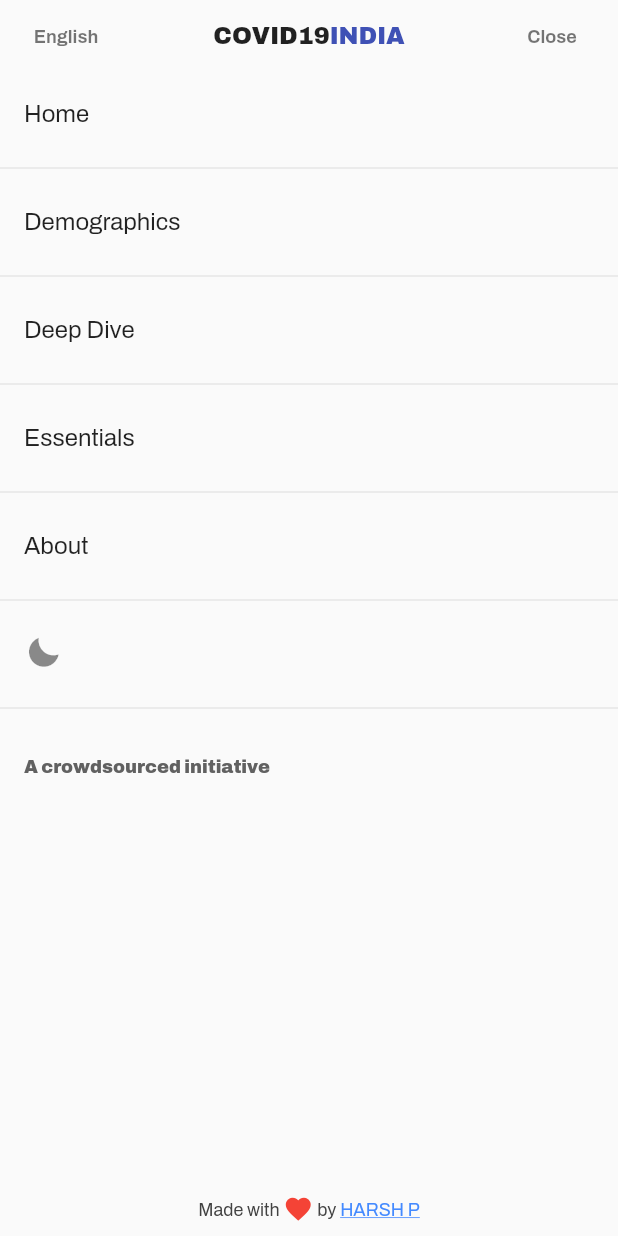
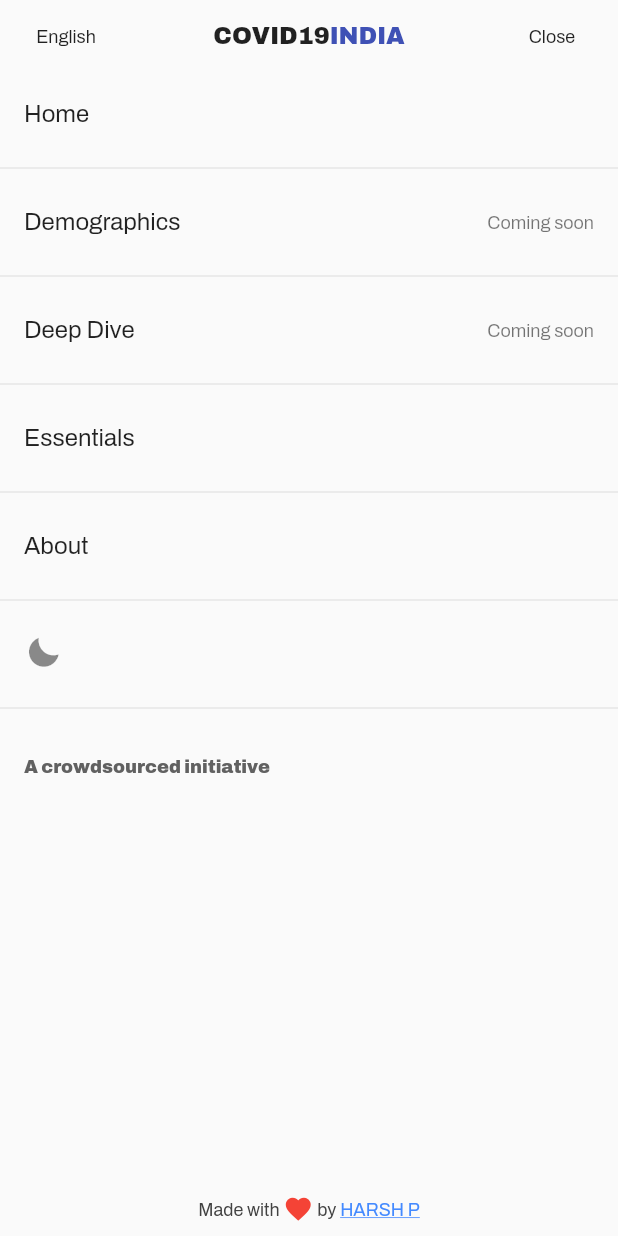
Before and after one commit to pharshdev/covid19india, a Flutter app: the screen it shows after launch, after a tap on "Menu", on a phone screen of 412 x 824 dp. Run offline on Flutter 3.47's test engine with Material 2 defaults, Android fonts, the phone set to English and light mode, and no system bars; our stand-ins replace bloc, bot_toast, dynamic_theme, equatable, flutter_bloc, google_fonts and 1 more; missing offline and left inert: floating_search_bar; network calls fail.

Commit message:
auto data updater

```diff
--- /dev/null
+++ b/lib/repo/api_client.dart
@@ -0,0 +1,19 @@
+import 'package:covid19india/models/national_data.dart';
+import 'package:http/http.dart' as http;
+
+class ApiClient {
+  final httpClient = http.Client();
+
+  Future<dynamic> fetchNationalData() async {
+    try {
+      final response = await http.get('https://api.covid19india.org/data.json');
+
+      if (response.statusCode != 200)
+        return Future.error(response.body);
+      else
+        return nationalDataFromJson(response.body);
+    } catch (e) {
+      return Future.value(e.toString());
+    }
+  }
+}
--- a/lib/repo/repo.dart
+++ b/lib/repo/repo.dart
@@ -1,13 +1,14 @@
-import 'package:covid19india/models/national_data.dart';
 import 'package:shared_preferences/shared_preferences.dart';
 
-import 'data_store.dart';
+import 'api_client.dart';
 
 class Repo {
+  final ApiClient apiClient = ApiClient();
   SharedPreferences userPrefs;
 
   Future<void> loadPrefs() async {
     userPrefs = await SharedPreferences.getInstance();
+    return;
   }
 
   void switchNightMode() async {
@@ -19,6 +20,6 @@ class Repo {
   }
 
   Future<dynamic> getNationalData() {
-    return Future.value(nationalDataFromJson(nationalData));
+    return apiClient.fetchNationalData();
   }
 }
--- a/lib/screens/homescreen.dart
+++ b/lib/screens/homescreen.dart
@@ -1,3 +1,5 @@
+import 'dart:async';
+
 import 'package:bot_toast/bot_toast.dart';
 import 'package:covid19india/blocs/cloud_bloc.dart';
 import 'package:covid19india/models/national_data.dart';
@@ -12,7 +14,8 @@ class HomeScreen extends StatefulWidget {
   _HomeScreenState createState() => _HomeScreenState();
 }
 
-class _HomeScreenState extends State<HomeScreen> {
+class _HomeScreenState extends State<HomeScreen> with WidgetsBindingObserver {
+  Timer _dataFetchTimer;
   NationalData _nationalData;
   final formatter = NumberFormat("#,##,###");
 
@@ -20,6 +23,26 @@ class _HomeScreenState extends State<HomeScreen> {
   void initState() {
     super.initState();
     BlocProvider.of<CloudBloc>(context).add(FetchNationalData());
+    // Auto update every 10 sec
+    _dataFetchTimer = Timer.periodic(Duration(seconds: 10),
+        (_) => BlocProvider.of<CloudBloc>(context).add(FetchNationalData()));
+  }
+
+  @override
+  void didChangeAppLifecycleState(AppLifecycleState state) async {
+    if (state == AppLifecycleState.inactive)
+      _dataFetchTimer?.cancel();
+    else if (state == AppLifecycleState.resumed) {
+      _dataFetchTimer?.cancel();
+      _dataFetchTimer = Timer.periodic(Duration(seconds: 10),
+          (_) => BlocProvider.of<CloudBloc>(context).add(FetchNationalData()));
+    }
+  }
+
+  @override
+  void dispose() {
+    _dataFetchTimer?.cancel();
+    super.dispose();
   }
 
   @override
@@ -61,14 +84,15 @@ class _HomeScreenState extends State<HomeScreen> {
                       Row(
                         mainAxisAlignment: MainAxisAlignment.center,
                         children: [
-                          Text('27 May, 10:12 AM IST',
+                          Text(_nationalData.statewise.first.lastupdatedtime,
                               style: Theme.of(context)
                                   .textTheme
                                   .caption
                                   .copyWith(fontWeight: FontWeight.bold)),
                           IconButton(
                               icon: Icon(Icons.notifications_none, size: 15.0),
-                              onPressed: () {})
+                              onPressed: () =>
+                                  BotToast.showText(text: 'Coming soon!'))
                         ],
                       ),
                       SizedBox(height: 16.0),
@@ -205,8 +229,8 @@ class _HomeScreenState extends State<HomeScreen> {
                                 style: Theme.of(context)
                                     .textTheme
                                     .caption
-                                    .apply(
-                                        color: Colors.black,
+                                    .copyWith(
+                                        fontWeight: FontWeight.bold,
                                         decorationStyle:
                                             TextDecorationStyle.dashed)),
                           ]))),
--- a/lib/screens/menuscreen.dart
+++ b/lib/screens/menuscreen.dart
@@ -9,6 +9,8 @@ import 'package:covid19india/widgets/screen.dart';
 import 'package:dynamic_theme/dynamic_theme.dart';
 import 'package:flutter/material.dart';
 import 'package:flutter_bloc/flutter_bloc.dart';
+
+import 'homescreen.dart';
 
 class MenuScreen extends StatelessWidget {
   @override
@@ -24,15 +26,20 @@ class MenuScreen extends StatelessWidget {
           ListTile(
               title: Text('Home'),
               onTap: () {
-                Navigator.pop(context);
+                Navigator.pushReplacement(context,
+                    MaterialPageRoute(builder: (context) => HomeScreen()));
               }),
           Divider(),
           ListTile(
               title: Text('Demographics'),
+              trailing: Text('Coming soon',
+                  style: Theme.of(context).textTheme.caption),
               onTap: () => BotToast.showText(text: 'Coming soon!')),
           Divider(),
           ListTile(
               title: Text('Deep Dive'),
+              trailing: Text('Coming soon',
+                  style: Theme.of(context).textTheme.caption),
               onTap: () => BotToast.showText(text: 'Coming soon!')),
           Divider(),
           ListTile(
--- a/lib/widgets/screen.dart
+++ b/lib/widgets/screen.dart
@@ -27,7 +27,7 @@ class Screen extends StatelessWidget {
                 child: Text('English',
                     style: Theme.of(context)
                         .textTheme
-                        .button
+                        .subtitle1
                         .copyWith(fontSize: 12.0)),
               ),
               Spacer(),
@@ -53,7 +53,7 @@ class Screen extends StatelessWidget {
                 child: Text(isMenu != null && isMenu ? 'Close' : 'Menu',
                     style: Theme.of(context)
                         .textTheme
-                        .button
+                        .subtitle1
                         .copyWith(fontSize: 12.0)),
               ),
             ]),
--- a/pubspec.yaml
+++ b/pubspec.yaml
@@ -22,6 +22,7 @@ dependencies:
   url_launcher: ^5.4.10
   dynamic_theme: ^1.0.1
   shared_preferences: ^0.5.7+3
+  http: ^0.12.1
 
 
 dev_dependencies:
```
Also changed, not shown: pubspec.lock.
